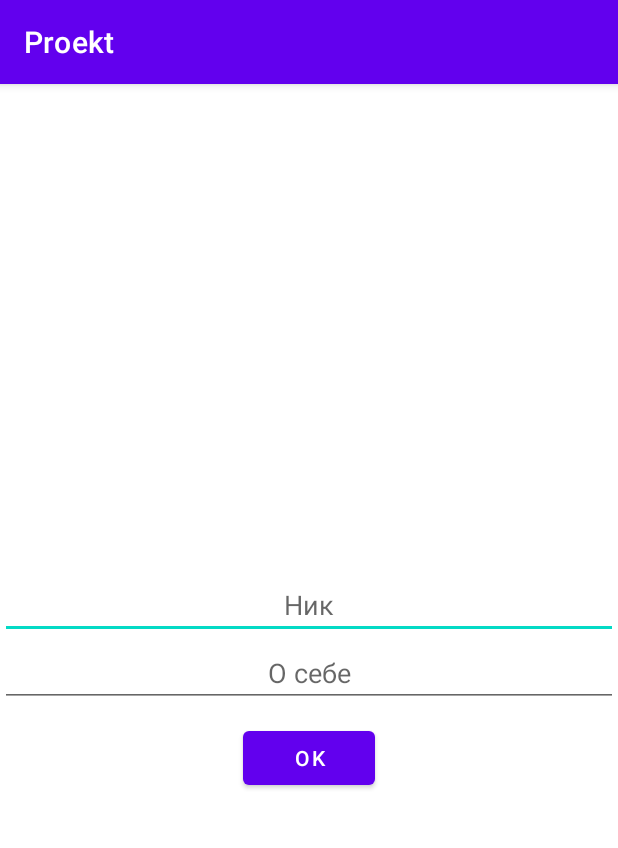
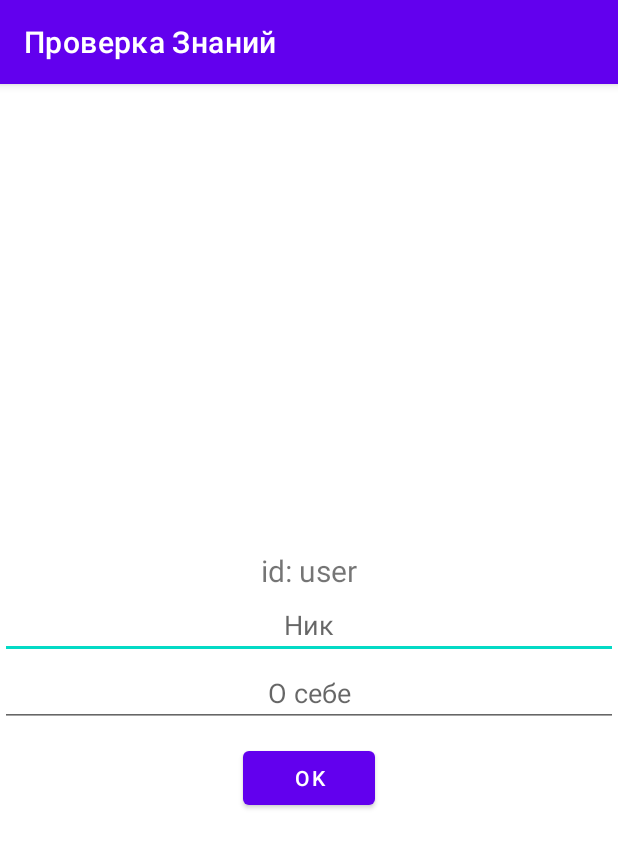
Before and after one commit to igor05max/Proekt, an Android app: the screen it shows after launch once a user with an empty profile is signed in (ProfileActivity), on a phone screen of 412 x 824 dp. Shown: the top 848 px of the screen. Run offline under Robolectric (Android 15) with nearby library versions, the phone set to English and light mode, and no system bars; our stand-ins replace CircleImageView, Firebase (no records; nobody signed in at launch, a user with empty details on screens opened directly).

Commit message:
Initial commit

```diff
--- a/app/src/main/java/com/example/proekt/ProfileActivity.java
+++ b/app/src/main/java/com/example/proekt/ProfileActivity.java
@@ -13,6 +13,7 @@ import android.view.View;
 import android.widget.Button;
 import android.widget.EditText;
 import android.widget.Gallery;
+import android.widget.TextView;
 import android.widget.Toast;
 
 import com.google.android.gms.tasks.OnCompleteListener;
@@ -47,6 +48,8 @@ public class ProfileActivity extends AppCompatActivity {
 
     private String photo = "boy_level_0";
 
+    private TextView textView;
+
 
     @Override
     protected void onCreate(Bundle savedInstanceState) {
@@ -55,6 +58,7 @@ public class ProfileActivity extends AppCompatActivity {
 
         editText = findViewById(R.id.editTextTextPersonName);
         editText2 = findViewById(R.id.editTextTextMultiLine);
+        textView = findViewById(R.id.id_user);
 
         circleImageView = findViewById(R.id.profile_image);
 
@@ -63,6 +67,8 @@ public class ProfileActivity extends AppCompatActivity {
         rootRef = FirebaseDatabase.getInstance().getReference();
 
         currentUserID = Objects.requireNonNull(mAuth.getCurrentUser()).getUid();
+
+        textView.setText("id: " + currentUserID);
 
         Button button = findViewById(R.id.button2);
         button.setOnClickListener(new View.OnClickListener() {
--- a/app/src/main/java/com/example/proekt/Profile_for_users.java
+++ b/app/src/main/java/com/example/proekt/Profile_for_users.java
@@ -7,6 +7,7 @@ import android.content.Intent;
 import android.os.Bundle;
 import android.view.View;
 import android.widget.EditText;
+import android.widget.TextView;
 import android.widget.Toast;
 
 import com.google.firebase.auth.FirebaseAuth;
@@ -28,6 +29,7 @@ public class Profile_for_users extends AppCompatActivity {
     private DatabaseReference rootRef;
     private CircleImageView circleImageView;
     private EditText editText, editText2;
+    private TextView textView;
 
     @Override
     protected void onCreate(Bundle savedInstanceState) {
@@ -42,8 +44,12 @@ public class Profile_for_users extends AppCompatActivity {
 
         circleImageView = findViewById(R.id.profile_image);
 
+        textView = findViewById(R.id.id_user);
         editText = findViewById(R.id.editTextTextPersonName);
         editText2 = findViewById(R.id.editTextTextMultiLine);
+
+        textView.setText("id: " + id_user);
+
 
         userInformation();
 
--- a/app/src/main/res/layout/activity_profile.xml
+++ b/app/src/main/res/layout/activity_profile.xml
@@ -30,6 +30,14 @@
         android:gravity="center"
         android:layout_marginTop="30dp"
         >
+
+        <TextView
+            android:id="@+id/id_user"
+            android:layout_width="wrap_content"
+            android:layout_height="wrap_content"
+            android:text="id: jljljl"
+            android:textSize="20dp"
+            ></TextView>
     <EditText
         android:id="@+id/editTextTextPersonName"
         android:layout_width="match_parent"
--- a/app/src/main/res/values/strings.xml
+++ b/app/src/main/res/values/strings.xml
@@ -1,5 +1,5 @@
 <resources>
-    <string name="app_name">Proekt</string>
+    <string name="app_name">Проверка Знаний</string>
     <!-- TODO: Remove or change this placeholder text -->
     <string name="hello_blank_fragment">Hello blank fragment</string>
 </resources>
```
Also changed, not shown: app/src/main/res/layout/activity_photo.xml (+6 -5 lines), app/src/main/res/layout/activity_profile_for_users.xml (+7 -0 lines).
